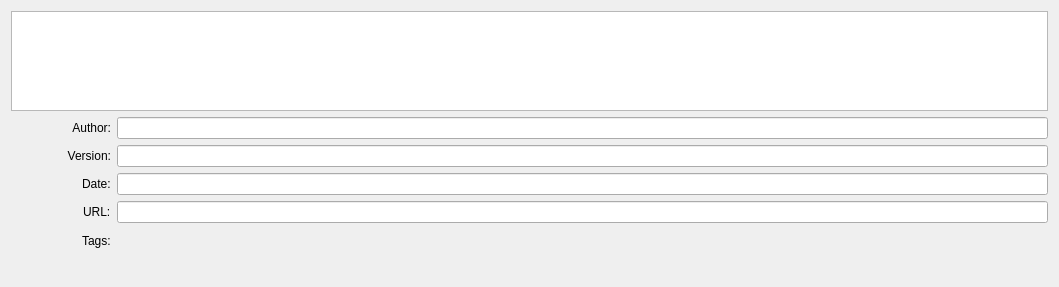
This is ui/a2element/nfo_edit.ui in ewerybody/a2 as Qt 5 draws it before an edit. The edited form follows.
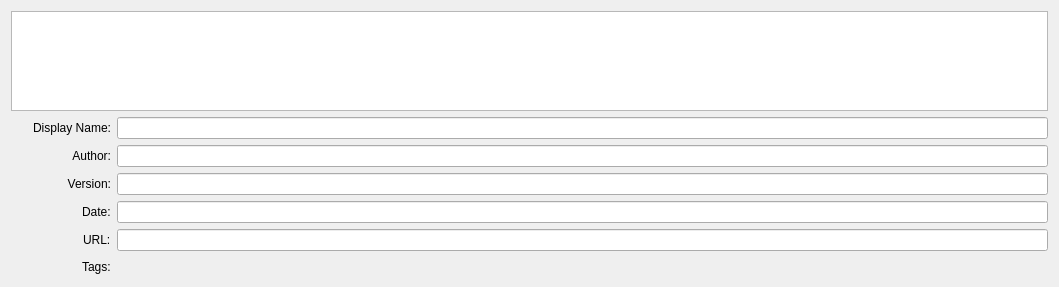
This is the edited form. Custom widgets are drawn as their Qt base class.

Commit message: mods and packages can now have **display names**

What changed in the file:
```diff
--- a/ui/a2element/nfo_edit.ui
+++ b/ui/a2element/nfo_edit.ui
@@ -30,7 +30,7 @@
      </property>
     </widget>
    </item>
-   <item row="1" column="0">
+   <item row="2" column="0">
     <widget class="QLabel" name="internalNameLabel">
      <property name="minimumSize">
       <size>
@@ -46,10 +46,10 @@
      </property>
     </widget>
    </item>
-   <item row="1" column="1">
+   <item row="2" column="1">
     <widget class="QLineEdit" name="cfg_author"/>
    </item>
-   <item row="2" column="0">
+   <item row="3" column="0">
     <widget class="QLabel" name="displayLabelLabel">
      <property name="minimumSize">
       <size>
@@ -65,39 +65,58 @@
      </property>
     </widget>
    </item>
-   <item row="2" column="1">
+   <item row="3" column="1">
     <widget class="QLineEdit" name="cfg_version"/>
    </item>
-   <item row="3" column="0">
+   <item row="4" column="0">
     <widget class="QLabel" name="label">
      <property name="text">
       <string notr="true">Date:</string>
      </property>
     </widget>
    </item>
-   <item row="3" column="1">
+   <item row="4" column="1">
     <widget class="QLineEdit" name="cfg_date"/>
    </item>
-   <item row="4" column="0">
+   <item row="5" column="0">
     <widget class="QLabel" name="label_2">
      <property name="text">
       <string notr="true">URL:</string>
      </property>
     </widget>
    </item>
-   <item row="4" column="1">
+   <item row="5" column="1">
     <widget class="QLineEdit" name="cfg_url"/>
    </item>
-   <item row="5" column="0">
+   <item row="6" column="0">
     <widget class="QLabel" name="label_3">
      <property name="text">
       <string notr="true">Tags:</string>
      </property>
     </widget>
    </item>
-   <item row="5" column="1">
+   <item row="6" column="1">
     <widget class="A2TagField" name="cfg_tags" native="true"/>
    </item>
+   <item row="1" column="0">
+    <widget class="QLabel" name="internalNameLabel_2">
+     <property name="minimumSize">
+      <size>
+       <width>100</width>
+       <height>0</height>
+      </size>
+     </property>
+     <property name="text">
+      <string notr="true">Display Name:</string>
+     </property>
+     <property name="alignment">
+      <set>Qt::AlignRight|Qt::AlignTrailing|Qt::AlignVCenter</set>
+     </property>
+    </widget>
+   </item>
+   <item row="1" column="1">
+    <widget class="QLineEdit" name="cfg_display_name"/>
+   </item>
   </layout>
  </widget>
  <customwidgets>
```
The commit also changes 5 other files.
